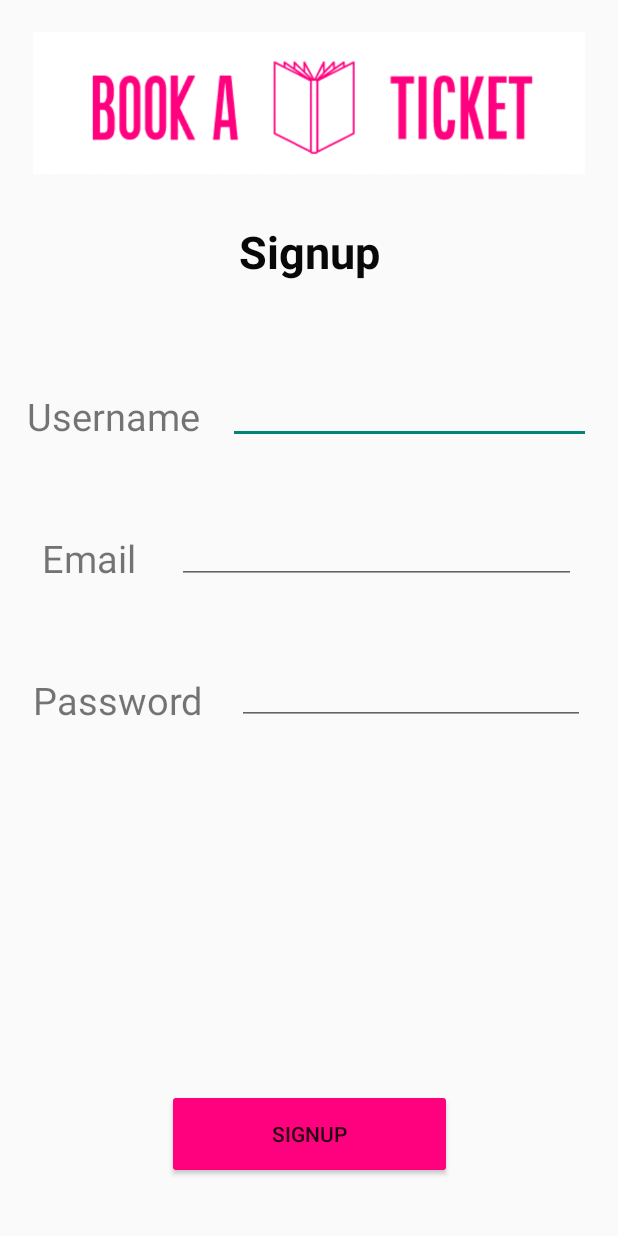
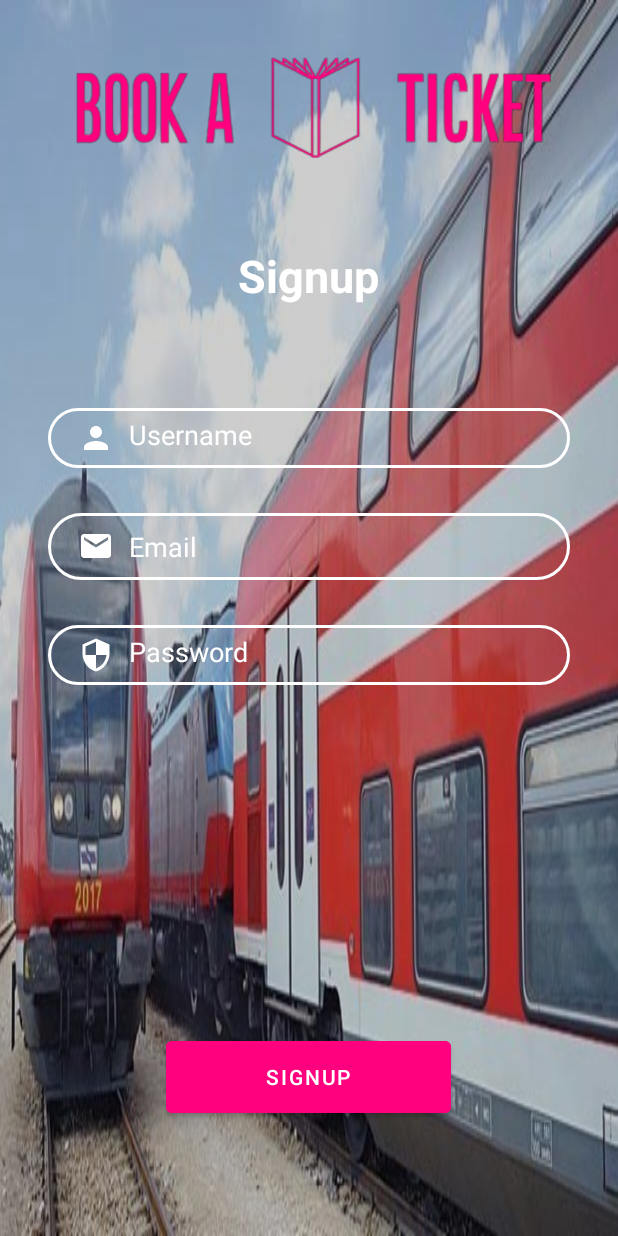
Before and after one commit to amitsabag7/BookATicket, an Android app: the fragment Signup_Fragment shown on its own in the app's theme, on a phone screen of 412 x 824 dp. Run offline under Robolectric (Android 15) with nearby library versions, the phone set to English and light mode, and no system bars.

Commit message:
Design login and signup pags

```diff
--- a/app/build.gradle
+++ b/app/build.gradle
@@ -49,4 +49,5 @@ dependencies {
     implementation 'com.google.firebase:firebase-firestore'
     implementation 'org.osmdroid:osmdroid-android:6.1.4'
 
+
 }
--- /dev/null
+++ b/app/src/main/res/drawable/ic_baseline_email_24.xml
@@ -0,0 +1,5 @@
+<vector android:height="24dp" android:tint="#FFFFFF"
+    android:viewportHeight="24" android:viewportWidth="24"
+    android:width="24dp" xmlns:android="http://schemas.android.com/apk/res/android">
+    <path android:fillColor="@android:color/white" android:pathData="M20,4L4,4c-1.1,0 -1.99,0.9 -1.99,2L2,18c0,1.1 0.9,2 2,2h16c1.1,0 2,-0.9 2,-2L22,6c0,-1.1 -0.9,-2 -2,-2zM20,8l-8,5 -8,-5L4,6l8,5 8,-5v2z"/>
+</vector>
--- /dev/null
+++ b/app/src/main/res/drawable/ic_baseline_person_24.xml
@@ -0,0 +1,5 @@
+<vector android:height="24dp" android:tint="#FFFFFF"
+    android:viewportHeight="24" android:viewportWidth="24"
+    android:width="24dp" xmlns:android="http://schemas.android.com/apk/res/android">
+    <path android:fillColor="@android:color/white" android:pathData="M12,12c2.21,0 4,-1.79 4,-4s-1.79,-4 -4,-4 -4,1.79 -4,4 1.79,4 4,4zM12,14c-2.67,0 -8,1.34 -8,4v2h16v-2c0,-2.66 -5.33,-4 -8,-4z"/>
+</vector>
--- /dev/null
+++ b/app/src/main/res/drawable/ic_baseline_security_24.xml
@@ -0,0 +1,5 @@
+<vector android:height="24dp" android:tint="#FFFFFF"
+    android:viewportHeight="24" android:viewportWidth="24"
+    android:width="24dp" xmlns:android="http://schemas.android.com/apk/res/android">
+    <path android:fillColor="@android:color/white" android:pathData="M12,1L3,5v6c0,5.55 3.84,10.74 9,12 5.16,-1.26 9,-6.45 9,-12L21,5l-9,-4zM12,11.99h7c-0.53,4.12 -3.28,7.79 -7,8.94L12,12L5,12L5,6.3l7,-3.11v8.8z"/>
+</vector>
--- /dev/null
+++ b/app/src/main/res/drawable/input_bg.xml
@@ -0,0 +1,6 @@
+<?xml version="1.0" encoding="utf-8"?>
+<shape xmlns:android="http://schemas.android.com/apk/res/android">
+    <stroke android:color="@color/white" android:width="2dp"></stroke>
+    <corners android:radius="70dp"></corners>
+
+</shape>
--- a/app/src/main/res/layout/fragment_signup_.xml
+++ b/app/src/main/res/layout/fragment_signup_.xml
@@ -8,50 +8,16 @@
     android:orientation="vertical"
     app:layout_constraintBaseline_toTopOf="parent"
     tools:context=".Signup_Fragment"
+    android:background="@drawable/background"
     tools:layout_editor_absoluteX="0dp"
     tools:layout_editor_absoluteY="23dp">
-
-    <TextView
-        android:id="@+id/signup_email_tv"
-        android:layout_width="wrap_content"
-        android:layout_height="wrap_content"
-        android:layout_marginTop="60dp"
-        android:text="Email"
-        android:textSize="25sp"
-        app:layout_constraintEnd_toStartOf="@+id/signup_email_edit"
-        app:layout_constraintHorizontal_bias="0.5"
-        app:layout_constraintStart_toStartOf="parent"
-        app:layout_constraintTop_toBottomOf="@+id/signup_username_tv" />
-
-    <TextView
-        android:id="@+id/signup_password_tv"
-        android:layout_width="wrap_content"
-        android:layout_height="wrap_content"
-        android:layout_marginTop="60dp"
-        android:text="Password"
-        android:textSize="25sp"
-        app:layout_constraintEnd_toStartOf="@+id/signup_password_edit"
-        app:layout_constraintHorizontal_bias="0.5"
-        app:layout_constraintStart_toStartOf="parent"
-        app:layout_constraintTop_toBottomOf="@+id/signup_email_tv" />
-
-    <Button
-        android:id="@+id/signup_signup_btn"
-        android:layout_width="190dp"
-        android:layout_height="60dp"
-        android:layout_marginBottom="38dp"
-        android:backgroundTint="#FF007E"
-        android:text="Signup"
-        app:layout_constraintBottom_toBottomOf="parent"
-        app:layout_constraintEnd_toEndOf="parent"
-        app:layout_constraintHorizontal_bias="0.5"
-        app:layout_constraintStart_toStartOf="parent" />
 
     <ImageView
         android:id="@+id/signup_logo"
         android:layout_width="368dp"
         android:layout_height="117dp"
         android:layout_marginTop="10dp"
+        android:alpha="1"
         android:src="@drawable/logo"
         app:layout_constraintEnd_toEndOf="parent"
         app:layout_constraintStart_toStartOf="parent"
@@ -61,61 +27,96 @@
         android:id="@+id/signup_title"
         android:layout_width="wrap_content"
         android:layout_height="wrap_content"
-        android:layout_marginTop="20dp"
+        android:layout_marginTop="36dp"
+        android:alpha="1"
         android:text="Signup"
-        android:textColor="#090808"
+        android:textColor="@color/white"
         android:textSize="30sp"
         android:textStyle="bold"
         app:layout_constraintEnd_toEndOf="parent"
+        app:layout_constraintHorizontal_bias="0.498"
         app:layout_constraintStart_toStartOf="parent"
         app:layout_constraintTop_toBottomOf="@+id/signup_logo" />
 
-    <TextView
-        android:id="@+id/signup_username_tv"
-        android:layout_width="wrap_content"
-        android:layout_height="wrap_content"
-        android:layout_marginTop="72dp"
-        android:text="Username"
-        android:textSize="25sp"
-        app:layout_constraintEnd_toStartOf="@+id/signup_username_edit"
-        app:layout_constraintHorizontal_bias="0.5"
+
+    <EditText
+        android:id="@+id/signup_username_edit"
+        android:layout_width="match_parent"
+        android:layout_height="40dp"
+        android:layout_marginStart="32dp"
+        android:layout_marginTop="68dp"
+        android:layout_marginEnd="32dp"
+        android:background="@drawable/input_bg"
+        android:drawableLeft="@drawable/ic_baseline_person_24"
+        android:drawablePadding="10dp"
+        android:ems="10"
+        android:hint="Username"
+        android:inputType="text"
+        android:paddingLeft="20dp"
+        android:paddingTop="10dp"
+        android:paddingRight="10dp"
+        android:paddingBottom="10dp"
+        android:textColorHint="@color/white"
+        app:layout_constraintEnd_toEndOf="parent"
         app:layout_constraintStart_toStartOf="parent"
         app:layout_constraintTop_toBottomOf="@+id/signup_title" />
 
     <EditText
-        android:id="@+id/signup_username_edit"
-        android:layout_width="242dp"
-        android:layout_height="44dp"
-        android:layout_marginTop="64dp"
+        android:id="@+id/signup_password_edit"
+        android:layout_width="match_parent"
+        android:layout_height="40dp"
+        android:layout_marginStart="32dp"
+        android:layout_marginTop="30dp"
+        android:layout_marginEnd="32dp"
+        android:background="@drawable/input_bg"
+        android:drawableLeft="@drawable/ic_baseline_security_24"
+        android:drawablePadding="10dp"
         android:ems="10"
-        android:inputType="textPersonName"
-        app:layout_constraintEnd_toEndOf="parent"
-        app:layout_constraintHorizontal_bias="0.5"
-        app:layout_constraintStart_toEndOf="@+id/signup_username_tv"
-        app:layout_constraintTop_toBottomOf="@+id/signup_title" />
+        android:hint="Password"
+        android:inputType="textPassword"
+        android:paddingLeft="20dp"
+        android:paddingTop="10dp"
+        android:paddingRight="10dp"
+        android:paddingBottom="10dp"
+        android:textColorHint="@color/white"
+        app:layout_constraintEnd_toEndOf="@+id/signup_email_edit"
+        app:layout_constraintStart_toStartOf="@+id/signup_email_edit"
+        app:layout_constraintTop_toBottomOf="@+id/signup_email_edit" />
 
     <EditText
         android:id="@+id/signup_email_edit"
-        android:layout_width="266dp"
-        android:layout_height="49dp"
-        android:layout_marginTop="44dp"
+        android:layout_width="match_parent"
+        android:layout_height="wrap_content"
+        android:layout_marginStart="32dp"
+        android:layout_marginTop="30dp"
+        android:layout_marginEnd="32dp"
+        android:background="@drawable/input_bg"
+        android:drawableLeft="@drawable/ic_baseline_email_24"
+        android:drawablePadding="10dp"
         android:ems="10"
+        android:hint="Email"
         android:inputType="textEmailAddress"
-        app:layout_constraintEnd_toEndOf="parent"
-        app:layout_constraintHorizontal_bias="0.5"
-        app:layout_constraintStart_toEndOf="@+id/signup_email_tv"
+        android:paddingLeft="20dp"
+        android:paddingTop="10dp"
+        android:paddingRight="10dp"
+        android:paddingBottom="10dp"
+        android:textColorHint="@color/white"
+        app:layout_constraintEnd_toEndOf="@+id/signup_username_edit"
+        app:layout_constraintStart_toStartOf="@+id/signup_username_edit"
         app:layout_constraintTop_toBottomOf="@+id/signup_username_edit" />
 
-    <EditText
-        android:id="@+id/signup_password_edit"
-        android:layout_width="232dp"
-        android:layout_height="50dp"
-        android:layout_marginTop="44dp"
-        android:ems="10"
-        android:inputType="textPassword"
+    <Button
+        android:id="@+id/signup_signup_btn"
+        android:layout_width="190dp"
+        android:layout_height="60dp"
+        android:backgroundTint="#FF007E"
+        android:text="Signup"
+        app:layout_constraintBottom_toBottomOf="parent"
         app:layout_constraintEnd_toEndOf="parent"
-        app:layout_constraintHorizontal_bias="0.5"
-        app:layout_constraintStart_toEndOf="@+id/signup_password_tv"
-        app:layout_constraintTop_toBottomOf="@+id/signup_email_edit" />
+        app:layout_constraintHorizontal_bias="0.497"
+        app:layout_constraintStart_toStartOf="parent"
+        app:layout_constraintTop_toBottomOf="@+id/signup_password_edit"
+        app:layout_constraintVertical_bias="0.753" />
+
 
 </androidx.constraintlayout.widget.ConstraintLayout>
--- a/app/src/main/res/values/themes.xml
+++ b/app/src/main/res/values/themes.xml
@@ -1,6 +1,6 @@
 <resources xmlns:tools="http://schemas.android.com/tools">
     <!-- Base application theme. -->
-    <style name="Theme.BookATicket" parent="Theme.AppCompat.Light.NoActionBar">
+    <style name="Theme.BookATicket" parent="Theme.MaterialComponents.NoActionBar">
         <!-- Primary brand color. -->
         <item name="colorPrimary">@color/purple_500</item>
         <item name="colorPrimaryVariant">@color/purple_700</item>
```
Also changed, not shown: app/src/main/res/layout/fragment_login.xml (+49 -46 lines), app/src/main/java/com/example/bookaticket/HomePage_Fragment.java (line endings or trailing spaces), app/src/main/res/drawable/background.jpg, app/src/main/res/drawable/logo.png.
